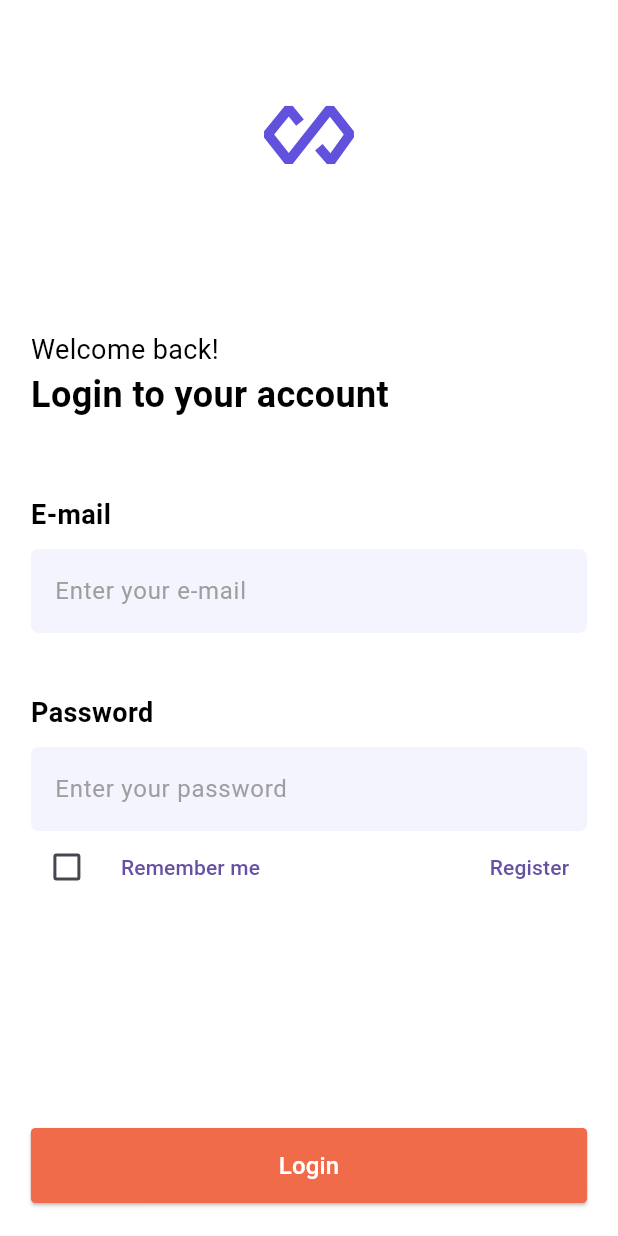
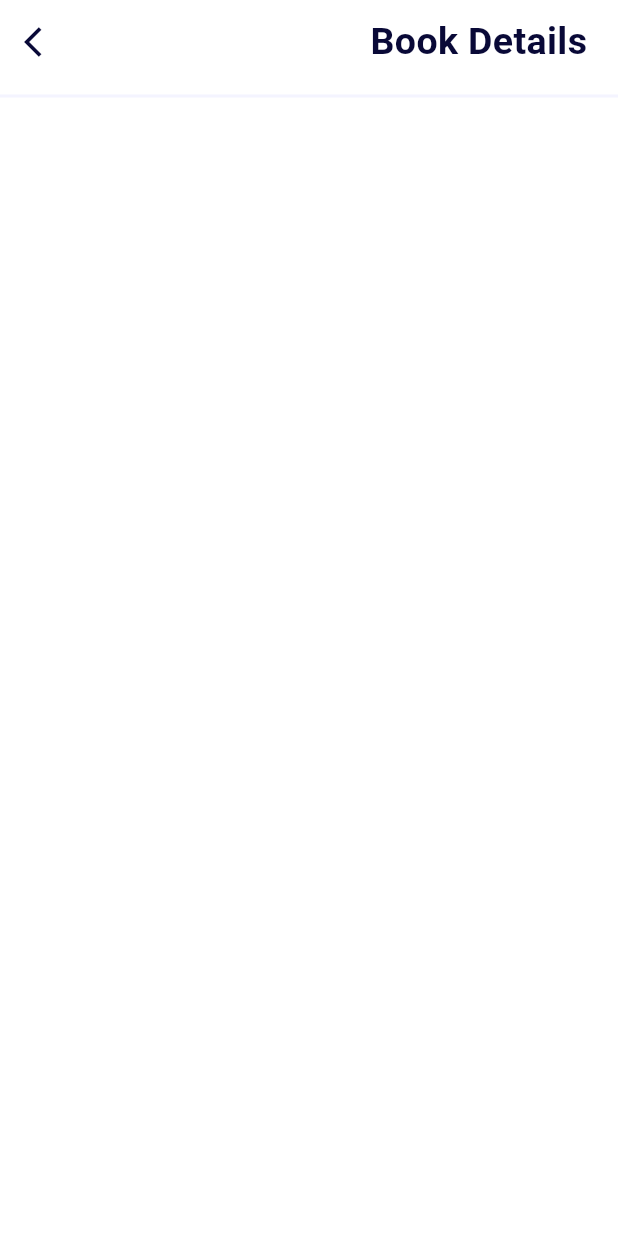
Before and after one commit to YnsAltn/task, a Flutter app: the screen it shows after launch, on a phone screen of 412 x 824 dp. Run offline on Flutter 3.47's test engine with Material 3 defaults, Android fonts, the phone set to English and light mode, and no system bars; our stand-ins replace flutter_svg.

Commit message:
Second commit. Screens are being designed.

```diff
--- a/lib/colors.dart
+++ b/lib/colors.dart
@@ -7,3 +7,5 @@ final white = Color(0xFFFFFFFF);
 final transparent = Color(0x00000000);
 final black = Color(0xFF000000);
 final inputBoxColor = Color(0xFFF4F4FF);
+final backGrey = Color(0xFFF4F4FF);
+final appBarTextColor = Color(0xFF090937);
--- a/lib/main.dart
+++ b/lib/main.dart
@@ -1,5 +1,9 @@
 import 'package:flutter/material.dart';
+import 'package:task/view/detail_page/detail_page.dart';
+import 'package:task/view/for_category/for_category.dart';
+import 'package:task/view/home_page/home_page.dart';
 import 'package:task/view/login_page/login_page.dart';
+import 'package:task/view/register_page/register_page.dart';
 import 'package:task/view/splash_screen/splash_screen.dart';
 
 void main() {
@@ -11,6 +15,6 @@ class MyApp extends StatelessWidget {
 
   @override
   Widget build(BuildContext context) {
-    return MaterialApp(debugShowCheckedModeBanner: false, home: LoginPage());
+    return MaterialApp(debugShowCheckedModeBanner: false, home: DetailPage());
   }
 }
--- /dev/null
+++ b/lib/view/detail_page/detail_page.dart
@@ -0,0 +1,43 @@
+import 'package:flutter/material.dart';
+import 'package:task/colors.dart';
+
+class DetailPage extends StatefulWidget {
+  const DetailPage({super.key});
+
+  @override
+  State<DetailPage> createState() => _DetailPageState();
+}
+
+class _DetailPageState extends State<DetailPage> {
+  @override
+  Widget build(BuildContext context) {
+    double screenWidth = MediaQuery.of(context).size.width;
+    return Scaffold(
+      backgroundColor: white,
+      appBar: AppBar(
+        backgroundColor: Colors.white,
+        title: Icon(Icons.arrow_back_ios, color: appBarTextColor),
+        actions: [
+          Padding(
+            padding: EdgeInsets.only(right: screenWidth * 0.05),
+            child: Text(
+              "Book Details",
+              style: TextStyle(
+                fontWeight: FontWeight.bold,
+                fontSize: 25,
+                color: appBarTextColor,
+              ),
+            ),
+          ),
+        ],
+      ),
+      body: Column(
+        children: [
+          Divider(color: backGrey, thickness: 2),
+          SizedBox(height: 20),
+          Container(width: screenWidth * 0.90),
+        ],
+      ),
+    );
+  }
+}
--- a/pubspec.yaml
+++ b/pubspec.yaml
@@ -61,6 +61,7 @@ flutter:
   # To add assets to your application, add an assets section, like this:
   assets:
    - assets/logo/
+   - assets/icon/
   #   - images/a_dot_ham.jpeg
 
   # An image asset can refer to one or more resolution-specific "variants", see
```
Also changed, not shown: lib/view/for_category/for_category.dart (added, +67 -0 lines), lib/view/home_page/home_page.dart (+99 -1 lines), lib/view/register_page/register_page.dart (added, +142 -0 lines), lib/view/splash_screen/splash_screen.dart (+9 -10 lines), assets/icon/Filter.svg (added).
